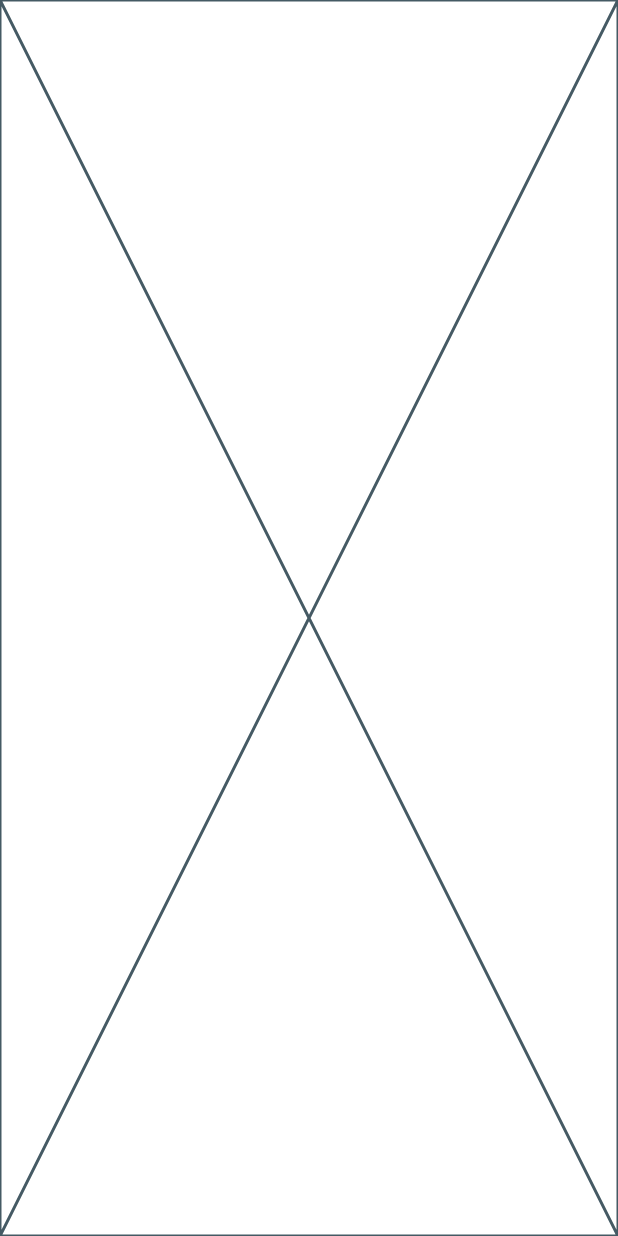
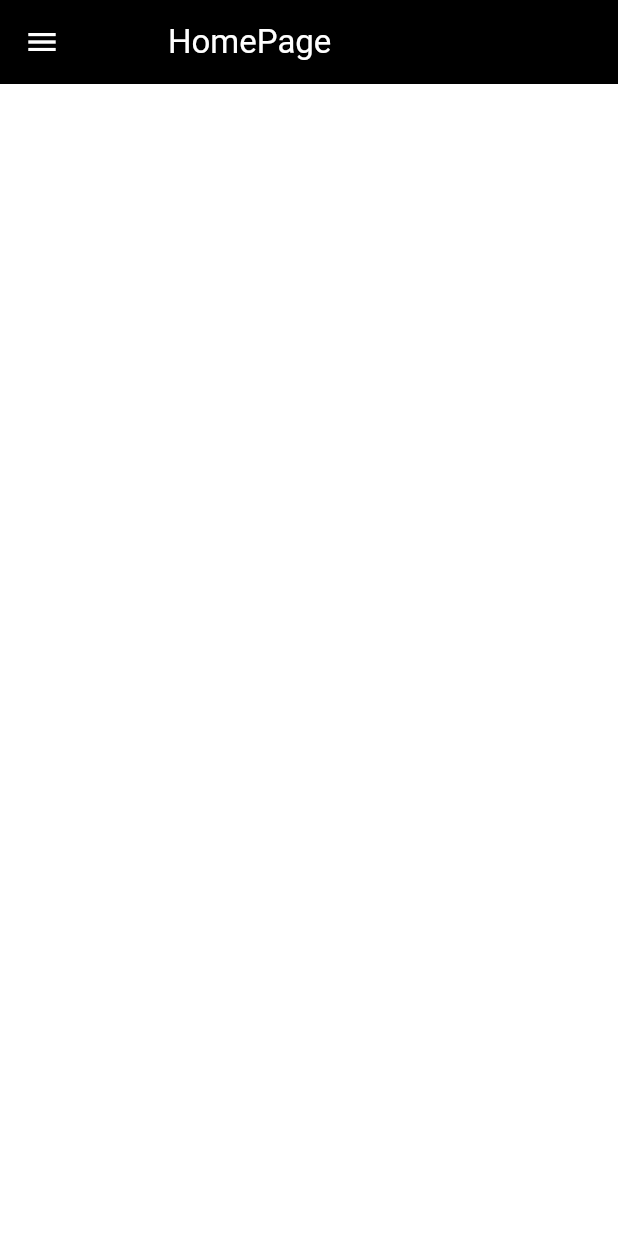
Before and after one commit to YoungjaeKimDeveloper/food_app_self, a Flutter app: the screen it shows after launch, after a tap on "Login", on a phone screen of 412 x 824 dp. Run offline on Flutter 3.47's test engine with Material 3 defaults, Android fonts, the phone set to English and light mode, and no system bars.

Commit message:
feat: Create sidebar and menu

```diff
--- a/lib/pages/home_page.dart
+++ b/lib/pages/home_page.dart
@@ -1,10 +1,17 @@
 import 'package:flutter/material.dart';
+import 'package:food/components/custom_drawer.dart';
 
 class HomePage extends StatelessWidget {
   const HomePage({super.key});
 
   @override
   Widget build(BuildContext context) {
-    return const Placeholder();
+    return Scaffold(
+      appBar: AppBar(
+        backgroundColor: Theme.of(context).colorScheme.inversePrimary,
+        title: Container(padding: EdgeInsets.all(40), child: Text("HomePage")),
+      ),
+      drawer: CustomDrawer(),
+    );
   }
 }
--- a/lib/theme/dark_theme.dart
+++ b/lib/theme/dark_theme.dart
@@ -4,7 +4,7 @@ ThemeData darkTheme = ThemeData(
   colorScheme: ColorScheme.dark(
     surface: Colors.grey[800]!,
     primary: Colors.grey[500]!,
-    secondary: Colors.grey[300]!,
+    secondary: Colors.grey[400]!,
     inversePrimary: Colors.white,
     error: Colors.red[500]!,
   ),
--- a/lib/theme/light_theme.dart
+++ b/lib/theme/light_theme.dart
@@ -4,7 +4,7 @@ ThemeData lightTheme = ThemeData(
   colorScheme: ColorScheme.dark(
     surface: Colors.white,
     primary: Colors.grey[800]!,
-    secondary: Colors.grey[500]!,
+    secondary: Colors.grey[400]!,
     inversePrimary: Colors.black,
     error: Colors.red[500]!,
   ),
```
Also changed, not shown: lib/components/custom_drawer.dart (added, +39 -0 lines), lib/components/custom_tile.dart (added, +25 -0 lines).
